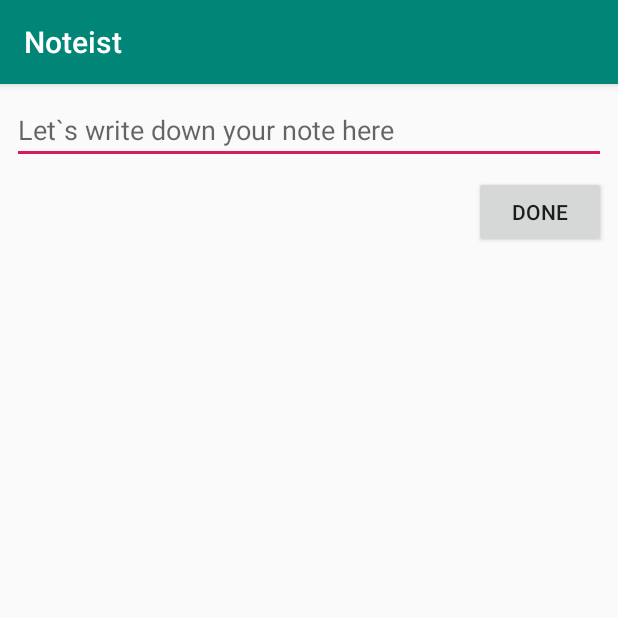
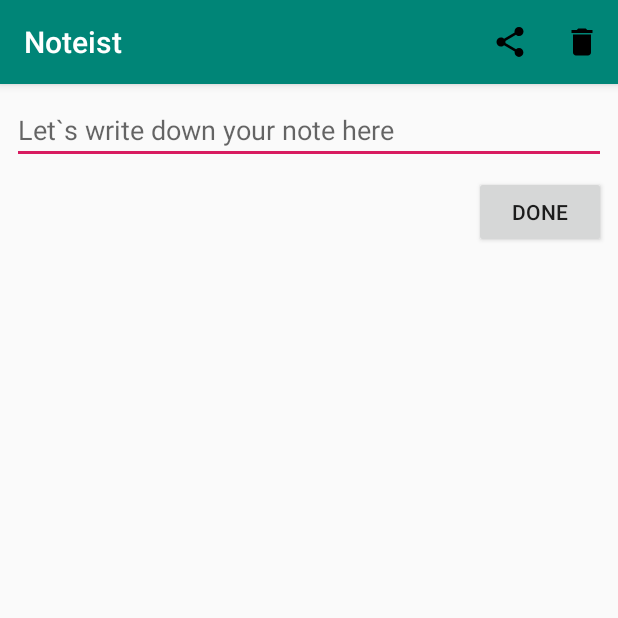
Before and after one commit to AlexanderPokidin/Noteist, an Android app: the screen it shows after launch (NoteDetailsActivity), after a tap on an icon or button, on a phone screen of 412 x 824 dp, the top half of it. Run offline under Robolectric (Android 15) with nearby library versions, the phone set to English and light mode, and no system bars.

```diff
--- a/app/src/main/AndroidManifest.xml
+++ b/app/src/main/AndroidManifest.xml
@@ -1,5 +1,6 @@
 <?xml version="1.0" encoding="utf-8"?>
 <manifest xmlns:android="http://schemas.android.com/apk/res/android"
+    xmlns:tools="http://schemas.android.com/tools"
     package="com.pokidin.a.noteist">
 
     <application
@@ -8,8 +9,9 @@
         android:label="@string/app_name"
         android:roundIcon="@mipmap/ic_launcher_round"
         android:supportsRtl="true"
-        android:theme="@style/AppTheme">
-        <activity android:name=".NoteDetailsActivity"></activity>
+        android:theme="@style/AppTheme"
+        tools:ignore="GoogleAppIndexingWarning">
+        <activity android:name=".NoteDetailsActivity" />
         <activity
             android:name=".MainActivity"
             android:label="@string/app_name"
--- a/app/src/main/java/com/pokidin/a/noteist/MainActivity.java
+++ b/app/src/main/java/com/pokidin/a/noteist/MainActivity.java
@@ -47,8 +47,8 @@ public class MainActivity extends AppCompatActivity {
         fab.setOnClickListener(new View.OnClickListener() {
             @Override
             public void onClick(View view) {
-                // Pass 0 as an Extra argument to open a new Activity with an empty field.
-                startSecondActivity(0);
+                // Pass -1 as an Extra argument to open a new Activity with an empty field.
+                startSecondActivity(-1);
             }
         });
     }
--- a/app/src/main/java/com/pokidin/a/noteist/NoteDetailsActivity.java
+++ b/app/src/main/java/com/pokidin/a/noteist/NoteDetailsActivity.java
@@ -3,9 +3,12 @@ package com.pokidin.a.noteist;
 import android.content.Intent;
 import android.support.v7.app.AppCompatActivity;
 import android.os.Bundle;
+import android.view.Menu;
+import android.view.MenuItem;
 import android.view.View;
 import android.widget.Button;
 import android.widget.EditText;
+import android.widget.Toast;
 
 import com.pokidin.a.noteist.db.NoteDatabase;
 import com.pokidin.a.noteist.entity.Note;
@@ -42,10 +45,10 @@ public class NoteDetailsActivity extends AppCompatActivity {
 
     private void createNewNoteWithUserText() {
         Intent intent = getIntent();
-        // If the Extra argument is larger than 0, fill in the EditText`s field.
+        // If the Extra argument is larger than -1, fill in the EditText`s field.
         // Otherwise, leave the field blank.
-        int position = intent.getIntExtra(MainActivity.POSITION, 0);
-        if (position > 0) {
+        int position = intent.getIntExtra(MainActivity.POSITION, -1);
+        if (position >= 0) {
             String currentText = mDatabase.getNoteAtPosition(position).getText();
             mText.setText(currentText);
             mDatabase.removeNoteAtPosition(position);
@@ -60,4 +63,30 @@ public class NoteDetailsActivity extends AppCompatActivity {
         Intent intent = new Intent(NoteDetailsActivity.this, MainActivity.class);
         startActivity(intent);
     }
+
+    @Override
+    public boolean onCreateOptionsMenu(Menu menu) {
+        getMenuInflater().inflate(R.menu.delete_detail, menu);
+        getMenuInflater().inflate(R.menu.share_detail, menu);
+        return true;
+    }
+
+    @Override
+    public boolean onOptionsItemSelected(MenuItem item) {
+        int id = item.getItemId();
+        if (id == R.id.action_delete) {
+            testToast(" Delete");
+            return true;
+        }
+        if (id == R.id.action_share) {
+            testToast(" Share");
+            return true;
+        }
+        return super.onOptionsItemSelected(item);
+    }
+
+    private void testToast(String s) {
+        Toast toast = Toast.makeText(this, getClass().getSimpleName() + s, Toast.LENGTH_SHORT);
+        toast.show();
+    }
 }
--- /dev/null
+++ b/app/src/main/res/drawable/ic_delete_black_24dp.xml
@@ -0,0 +1,9 @@
+<vector xmlns:android="http://schemas.android.com/apk/res/android"
+        android:width="24dp"
+        android:height="24dp"
+        android:viewportWidth="24.0"
+        android:viewportHeight="24.0">
+    <path
+        android:fillColor="#FF000000"
+        android:pathData="M6,19c0,1.1 0.9,2 2,2h8c1.1,0 2,-0.9 2,-2V7H6v12zM19,4h-3.5l-1,-1h-5l-1,1H5v2h14V4z"/>
+</vector>
--- /dev/null
+++ b/app/src/main/res/drawable/ic_share_black_24dp.xml
@@ -0,0 +1,9 @@
+<vector xmlns:android="http://schemas.android.com/apk/res/android"
+        android:width="24dp"
+        android:height="24dp"
+        android:viewportWidth="24.0"
+        android:viewportHeight="24.0">
+    <path
+        android:fillColor="#FF000000"
+        android:pathData="M18,16.08c-0.76,0 -1.44,0.3 -1.96,0.77L8.91,12.7c0.05,-0.23 0.09,-0.46 0.09,-0.7s-0.04,-0.47 -0.09,-0.7l7.05,-4.11c0.54,0.5 1.25,0.81 2.04,0.81 1.66,0 3,-1.34 3,-3s-1.34,-3 -3,-3 -3,1.34 -3,3c0,0.24 0.04,0.47 0.09,0.7L8.04,9.81C7.5,9.31 6.79,9 6,9c-1.66,0 -3,1.34 -3,3s1.34,3 3,3c0.79,0 1.5,-0.31 2.04,-0.81l7.12,4.16c-0.05,0.21 -0.08,0.43 -0.08,0.65 0,1.61 1.31,2.92 2.92,2.92 1.61,0 2.92,-1.31 2.92,-2.92s-1.31,-2.92 -2.92,-2.92z"/>
+</vector>
--- /dev/null
+++ b/app/src/main/res/menu/delete_detail.xml
@@ -0,0 +1,11 @@
+<?xml version="1.0" encoding="utf-8"?>
+<menu xmlns:android="http://schemas.android.com/apk/res/android"
+    xmlns:app="http://schemas.android.com/apk/res-auto">
+
+    <item
+        android:id="@+id/action_delete"
+        android:icon="@drawable/ic_delete_black_24dp"
+        android:orderInCategory="100"
+        android:title="@string/delete_note"
+        app:showAsAction="always" />
+</menu>
--- /dev/null
+++ b/app/src/main/res/menu/share_detail.xml
@@ -0,0 +1,10 @@
+<?xml version="1.0" encoding="utf-8"?>
+<menu xmlns:android="http://schemas.android.com/apk/res/android"
+    xmlns:app="http://schemas.android.com/apk/res-auto">
+    <item
+        android:id="@+id/action_share"
+        android:icon="@drawable/ic_share_black_24dp"
+        android:orderInCategory="90"
+        android:title="@string/share_note"
+        app:showAsAction="always" />
+</menu>
--- a/app/src/main/res/menu/menu_main.xml
+++ b/app/src/main/res/menu/sort_main.xml
@@ -3,8 +3,9 @@
     xmlns:tools="http://schemas.android.com/tools"
     tools:context="com.pokidin.a.noteist.MainActivity">
     <item
-        android:id="@+id/action_settings"
+        android:id="@+id/action_sort"
+        android:icon="@drawable/ic_sort_black_24dp"
         android:orderInCategory="100"
         android:title="@string/action_settings"
-        app:showAsAction="never" />
+        app:showAsAction="always" />
 </menu>
--- a/app/src/main/res/values/strings.xml
+++ b/app/src/main/res/values/strings.xml
@@ -8,4 +8,6 @@
     <string name="no_word">No word</string>
     <string name="write_your_note">Let`s write down your note here</string>
     <string name="done">DONE</string>
+    <string name="delete_note">Delete the note</string>
+    <string name="share_note">Share the note</string>
 </resources>
```
Also changed, not shown: app/src/main/res/drawable/ic_find_in_page_black_24dp.xml (added, +9 -0 lines), app/src/main/res/drawable/ic_sort_black_24dp.xml (added, +9 -0 lines).
